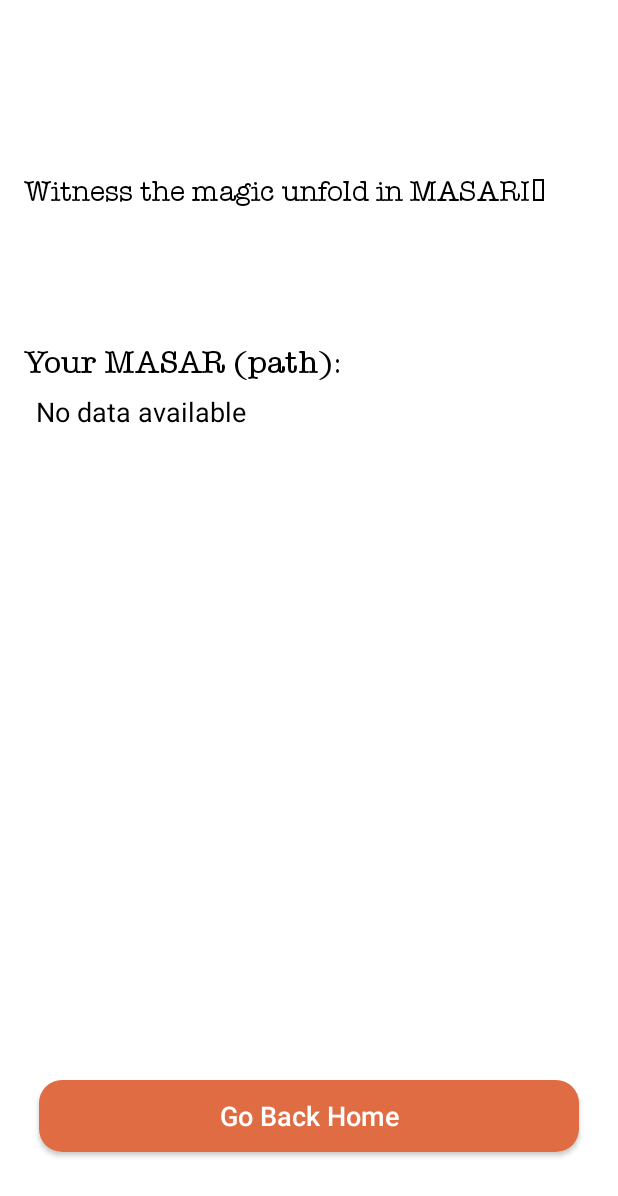
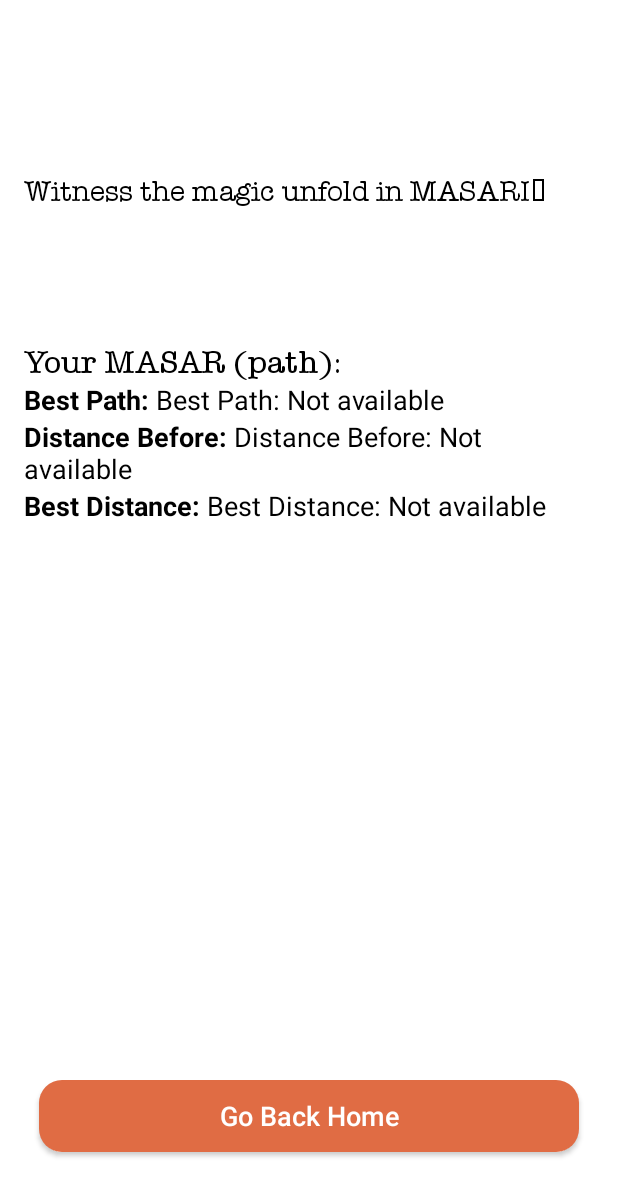
Before and after one commit to rayfadhli13/Masari_2.0, an Android app: the FourthActivity screen opened directly, with no data from a screen before it, on a phone screen of 412 x 824 dp. Shown: the top 1196 px of the screen. Run offline under Robolectric (Android 15) with nearby library versions, the phone set to English and light mode, and no system bars.

Commit message:
final page

```diff
--- a/app/src/main/java/com/chaquo/myapplication/FourthActivity.kt
+++ b/app/src/main/java/com/chaquo/myapplication/FourthActivity.kt
@@ -2,14 +2,23 @@ package com.chaquo.myapplication
 
 import android.content.Intent
 import android.graphics.BitmapFactory
+import android.graphics.Typeface
 import android.os.Bundle
+import android.text.SpannableString
+import android.text.Spanned
+import android.text.style.StyleSpan
 import android.widget.Button
 import android.widget.ImageView
 import android.widget.TextView
 import androidx.appcompat.app.AppCompatActivity
 import androidx.appcompat.app.AppCompatDelegate
 import java.io.File
-
+private fun createLabeledText(label: String, content: String): SpannableString {
+    val fullText = "$label $content"
+    val spannable = SpannableString(fullText)
+    spannable.setSpan(StyleSpan(Typeface.BOLD), 0, label.length, Spanned.SPAN_EXCLUSIVE_EXCLUSIVE)
+    return spannable
+}
 class FourthActivity : AppCompatActivity() {
     override fun onCreate(savedInstanceState: Bundle?) {
         super.onCreate(savedInstanceState)
@@ -24,9 +33,20 @@ class FourthActivity : AppCompatActivity() {
                 imageView.setImageBitmap(bitmap)
             }
         }
-        val tvResultText = findViewById<TextView>(R.id.tvResultText)
-        val resultText = intent.getStringExtra("RESULT_TEXT") ?: "No data available"
-        tvResultText.text = resultText
+        val bestPathText = intent.getStringExtra("BEST_PATH_TEXT") ?: "Best Path: Not available"
+        val distanceBeforeText = intent.getStringExtra("DISTANCE_BEFORE_TEXT") ?: "Distance Before: Not available"
+        val bestDistanceText = intent.getStringExtra("BEST_DISTANCE_TEXT") ?: "Best Distance: Not available"
+
+
+        val tvBestPath = findViewById<TextView>(R.id.tvBestPath)
+        val tvDistanceBefore = findViewById<TextView>(R.id.tvDistanceBefore)
+        val tvBestDistance = findViewById<TextView>(R.id.tvBestDistance)
+
+        tvBestPath.text = createLabeledText("Best Path:", bestPathText, )
+        tvDistanceBefore.text = createLabeledText("Distance Before:", distanceBeforeText)
+        tvBestDistance.text = createLabeledText("Best Distance:", bestDistanceText)
+
+
         val btnConfirmSelection = findViewById<Button>(R.id.btnConfirmSelection)
         btnConfirmSelection.setOnClickListener {
             val intent = Intent(this, MainActivity::class.java)
--- a/app/src/main/res/layout/activity_fourth.xml
+++ b/app/src/main/res/layout/activity_fourth.xml
@@ -34,14 +34,29 @@
         android:adjustViewBounds="true"
         android:layout_alignParentStart="true"/>
     <TextView
-        android:id="@+id/tvResultText"
+        android:id="@+id/tvBestPath"
+        android:layout_width="wrap_content"
+        android:layout_below="@id/imageView"
+        android:layout_height="wrap_content"
+        android:textColor="#000000"
+        android:textSize="18sp" />
+
+
+    <TextView
+        android:id="@+id/tvDistanceBefore"
         android:layout_width="wrap_content"
         android:layout_height="wrap_content"
-        android:layout_below="@id/imageView"
-        android:layout_alignParentLeft="true"
-        android:textSize="18sp"
+        android:layout_below="@id/tvBestPath"
         android:textColor="#000000"
-        android:padding="8dp" />
+        android:textSize="18sp" />
+
+    <TextView
+        android:id="@+id/tvBestDistance"
+        android:layout_width="wrap_content"
+        android:layout_height="wrap_content"
+        android:layout_below="@id/tvDistanceBefore"
+        android:textColor="#000000"
+        android:textSize="18sp" />
     <Button
         android:id="@+id/btnConfirmSelection"
         android:layout_width="match_parent"
```
Also changed, not shown: app/src/main/java/com/chaquo/myapplication/SecondActivity.kt (+23 -23 lines), app/src/main/java/com/chaquo/myapplication/ThirdActivity.kt (+33 -27 lines), 1 other file.
